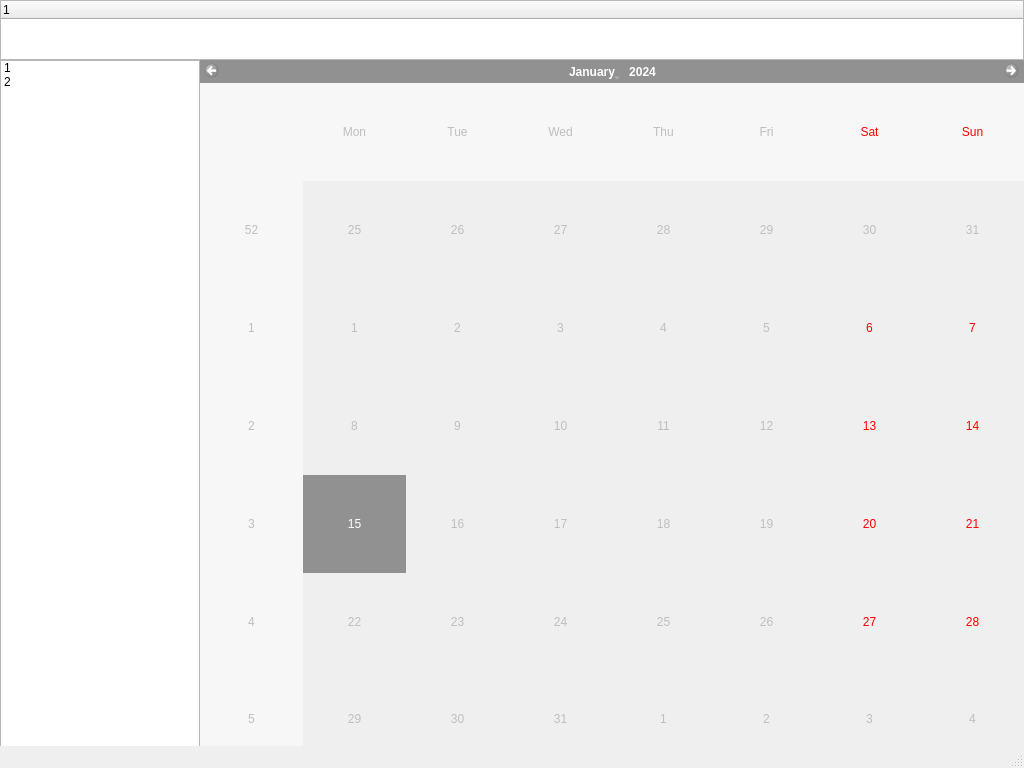
The window that notetest.ui (youjie06/note) describes before a commit, drawn with Qt 5.
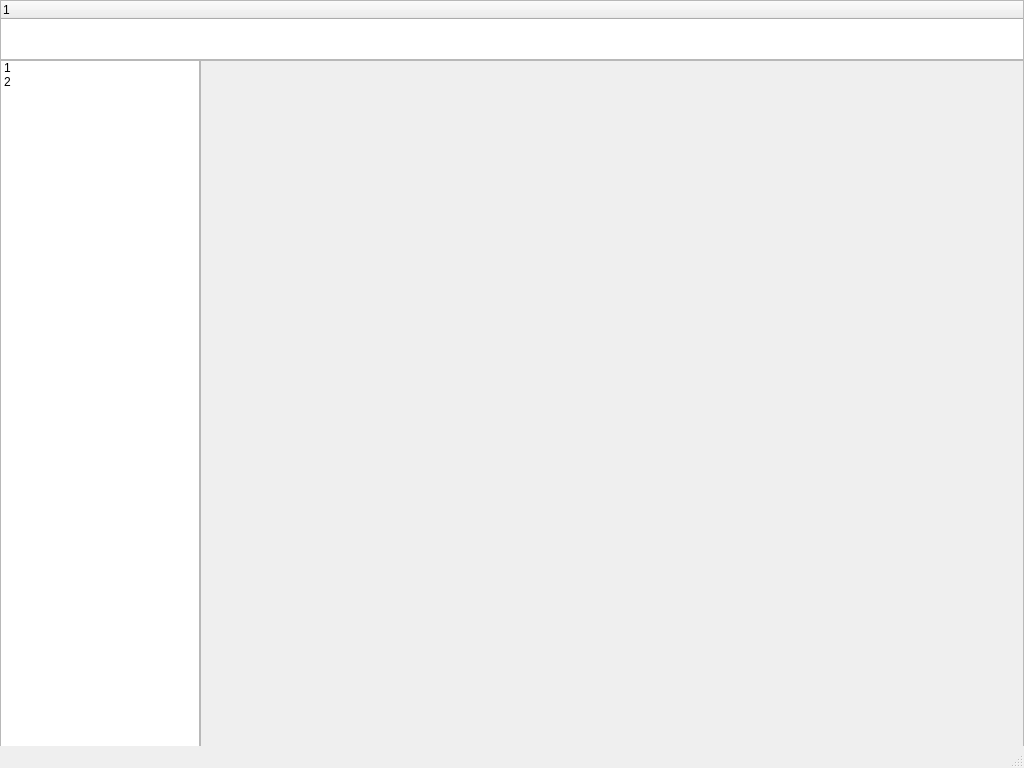
The same window after the commit.

```diff
--- a/notetest.ui
+++ b/notetest.ui
@@ -82,16 +82,6 @@
     <property name="frameShadow">
      <enum>QFrame::Raised</enum>
     </property>
-    <widget class="QCalendarWidget" name="calendarWidget">
-     <property name="geometry">
-      <rect>
-       <x>0</x>
-       <y>0</y>
-       <width>824</width>
-       <height>708</height>
-      </rect>
-     </property>
-    </widget>
    </widget>
   </widget>
   <widget class="QMenuBar" name="menubar">
```
